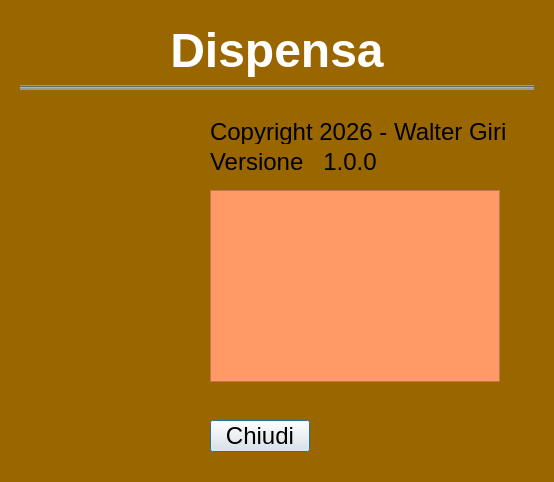
Old version of the form Source/about.ui in the repository LoboBlanco761/Dispensa.
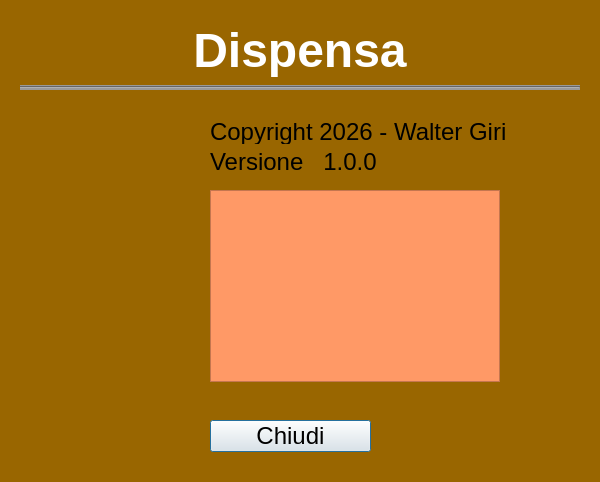
New version of the form.

```diff
--- a/Source/about.ui
+++ b/Source/about.ui
@@ -6,7 +6,7 @@
    <rect>
     <x>0</x>
     <y>0</y>
-    <width>554</width>
+    <width>600</width>
     <height>482</height>
    </rect>
   </property>
@@ -70,7 +70,7 @@
     <rect>
      <x>20</x>
      <y>20</y>
-     <width>514</width>
+     <width>560</width>
      <height>61</height>
     </rect>
    </property>
@@ -157,7 +157,7 @@
     <rect>
      <x>20</x>
      <y>85</y>
-     <width>514</width>
+     <width>560</width>
      <height>5</height>
     </rect>
    </property>
@@ -186,7 +186,7 @@
     <rect>
      <x>210</x>
      <y>120</y>
-     <width>321</width>
+     <width>371</width>
      <height>24</height>
     </rect>
    </property>
@@ -242,7 +242,7 @@
     <rect>
      <x>210</x>
      <y>420</y>
-     <width>100</width>
+     <width>161</width>
      <height>32</height>
     </rect>
    </property>
```
